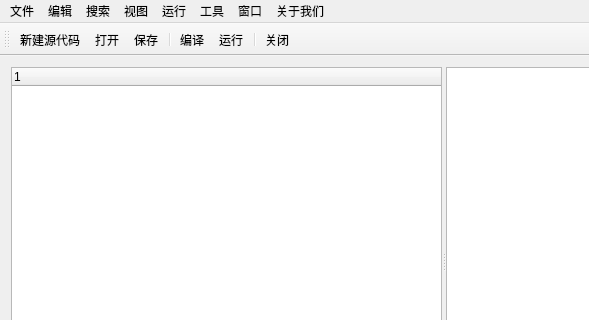
Qt form bug_everyday_ide/mainwindow.ui (moonroro/No_bug_everyday) before a commit; both pictures show x 0 to 589 and y 0 to 320 of the 887 by 878 pixel window.
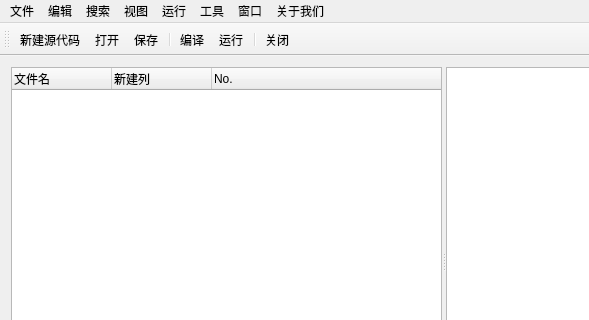
The same form after that commit. Icons and pictures are not drawn.

Commit message: 陈家辉9.2文件资源管理

The edit to the form file:
```diff
--- a/bug_everyday_ide/mainwindow.ui
+++ b/bug_everyday_ide/mainwindow.ui
@@ -30,7 +30,17 @@
        <widget class="QTreeWidget" name="treeWidget">
         <column>
          <property name="text">
-          <string notr="true">1</string>
+          <string notr="true">文件名</string>
+         </property>
+        </column>
+        <column>
+         <property name="text">
+          <string>新建列</string>
+         </property>
+        </column>
+        <column>
+         <property name="text">
+          <string>No.</string>
          </property>
         </column>
        </widget>
```
Left out of the diff: 2 changed lines with no effect on the pictures. The commit also changes 5 other files.
